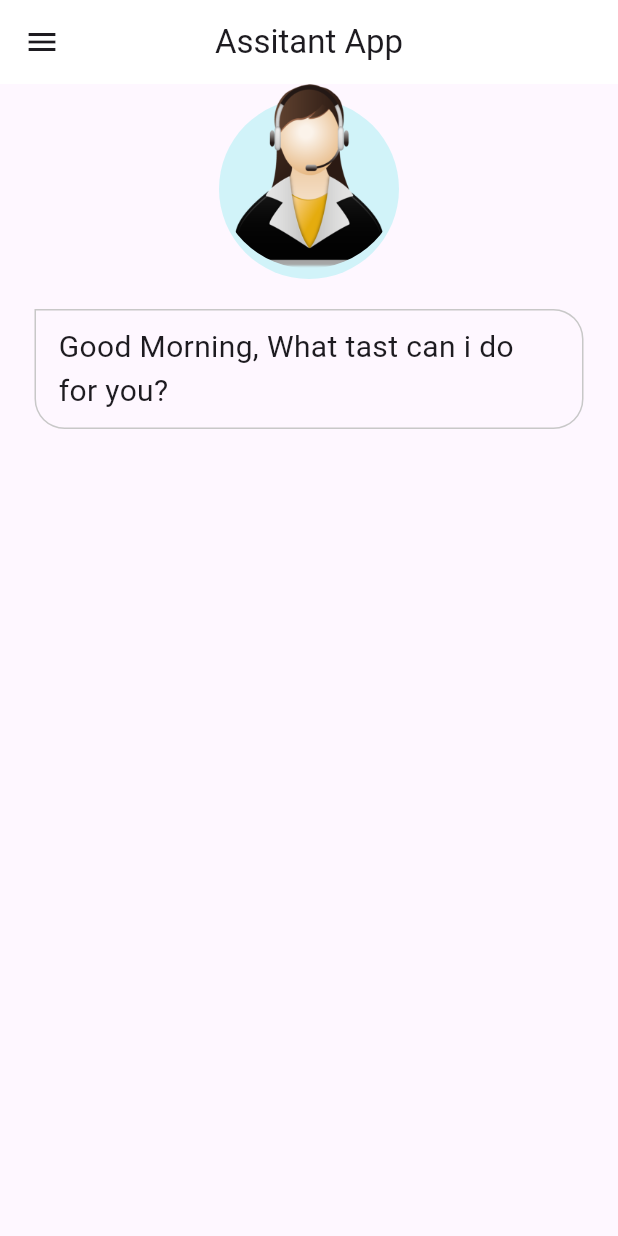
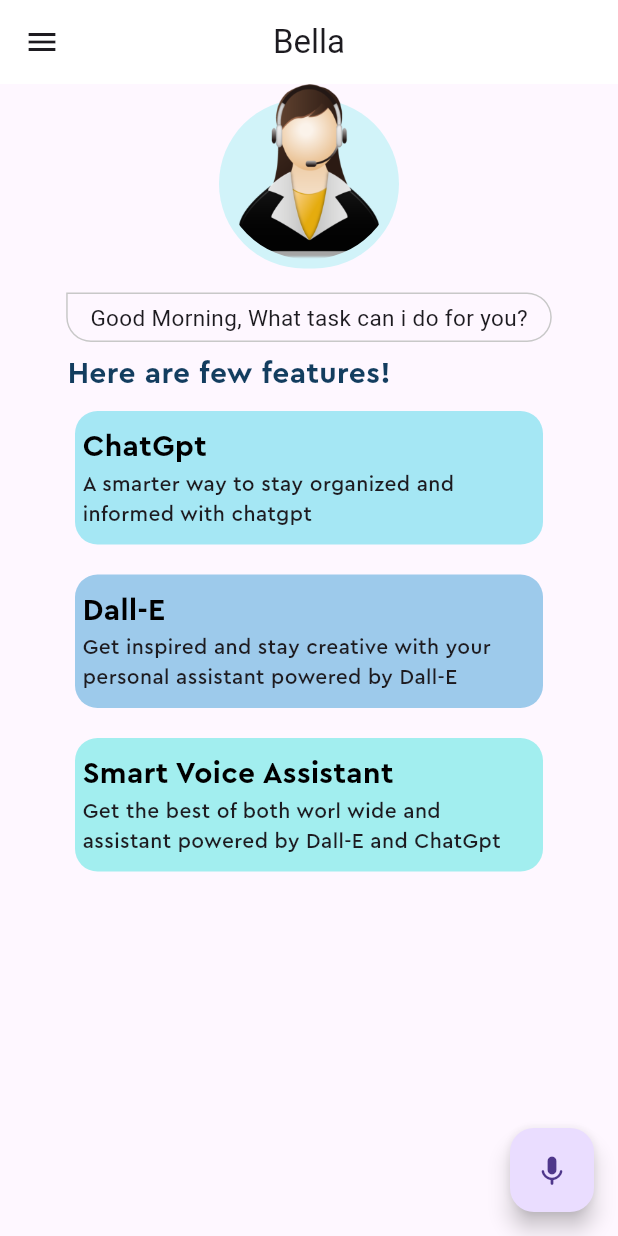
Before and after one commit to 2Dawoodbaloch/voice_assistant, a Flutter app: the screen it shows after launch, on a phone screen of 412 x 824 dp. Run offline on Flutter 3.47's test engine with Material 3 defaults, Android fonts, the phone set to English and light mode, and no system bars.

Commit message:
adding suggestion box and other features

```diff
--- /dev/null
+++ b/lib/FeatureBox/feature_box.dart
@@ -0,0 +1,48 @@
+import 'package:flutter/material.dart';
+import 'package:voice_assistant/color_theme.dart';
+
+class FeatureBox extends StatelessWidget {
+  final Color color;
+  final String headerText;
+  final String descriptionText;
+
+  const FeatureBox(
+      {super.key,
+      required this.color,
+      required this.headerText,
+      required this.descriptionText});
+
+  @override
+  Widget build(BuildContext context) {
+    return Container(
+      margin: const EdgeInsets.symmetric(vertical: 10, horizontal: 50),
+      padding: const EdgeInsets.all(5),
+      decoration: BoxDecoration(
+          color: color,
+          borderRadius: const BorderRadius.all(Radius.circular(15))),
+      child: Padding(
+        padding: const EdgeInsets.symmetric(vertical: 5),
+        child: Column(
+          children: [
+            Align(
+              alignment: Alignment.centerLeft,
+              child: Text(
+                headerText,
+                style: const TextStyle(
+                  fontFamily: 'Cera Pro',
+                  fontWeight: FontWeight.bold,
+                  color: ColorTheme.blackColor,
+                  fontSize: 20,
+                ),
+              ),
+            ),
+            Text(
+              descriptionText,
+              style: const TextStyle(fontFamily: 'Cera Pro'),
+            )
+          ],
+        ),
+      ),
+    );
+  }
+}
--- a/lib/Home.dart
+++ b/lib/Home.dart
@@ -1,4 +1,5 @@
 import 'package:flutter/material.dart';
+import 'package:voice_assistant/FeatureBox/feature_box.dart';
 import 'package:voice_assistant/color_theme.dart';
 
 class Home extends StatefulWidget {
@@ -13,7 +14,7 @@ class _HomeState extends State<Home> {
   Widget build(BuildContext context) {
     return Scaffold(
       appBar: AppBar(
-        title: const Text('Assitant App'),
+        title: const Text('Bella'),
         backgroundColor: ColorTheme.whiteColor,
         leading: const Icon(Icons.menu),
         centerTitle: true,
@@ -26,7 +27,7 @@ class _HomeState extends State<Home> {
                 child: Container(
                   margin:
                       const EdgeInsets.symmetric(vertical: 10, horizontal: 0),
-                  height: 120,
+                  height: 113,
                   width: 120,
                   decoration: BoxDecoration(
                     color: ColorTheme.assistantCircleColor,
@@ -35,7 +36,7 @@ class _HomeState extends State<Home> {
                 ),
               ),
               Container(
-                height: 123,
+                height: 117,
                 decoration: const BoxDecoration(
                     shape: BoxShape.circle,
                     image: DecorationImage(
@@ -45,19 +46,50 @@ class _HomeState extends State<Home> {
             ],
           ),
           Container(
-            padding: const EdgeInsets.symmetric(vertical: 10, horizontal: 15),
-            margin: const EdgeInsets.fromLTRB(23, 10, 23, 0),
+            padding: const EdgeInsets.symmetric(vertical: 5, horizontal: 15),
+            margin: const EdgeInsets.fromLTRB(23, 6, 23, 0),
             decoration: BoxDecoration(
               border: Border.all(color: ColorTheme.borderColor),
               borderRadius:
                   BorderRadius.circular(20).copyWith(topLeft: Radius.zero),
             ),
             child: const Text(
-              'Good Morning, What tast can i do for you?',
-              style: TextStyle(fontSize: 20),
+              'Good Morning, What task can i do for you?',
+              style: TextStyle(fontSize: 15),
             ),
           ),
+          Container(
+            margin: const EdgeInsets.only(top: 7, left: 45),
+            alignment: Alignment.centerLeft,
+            child: const Text(
+              'Here are few features!',
+              style: TextStyle(
+                  fontSize: 20.0,
+                  fontFamily: 'Cera Pro',
+                  color: ColorTheme.mainFontColor,
+                  fontWeight: FontWeight.bold),
+            ),
+          ),
+          const FeatureBox(
+              color: ColorTheme.firstSuggestionBoxColor,
+              headerText: 'ChatGpt',
+              descriptionText:
+                  'A smarter way to stay organized and informed with chatgpt'),
+          const FeatureBox(
+              color: ColorTheme.secondSuggestionBoxColor,
+              headerText: 'Dall-E',
+              descriptionText:
+                  'Get inspired and stay creative with your personal assistant powered by Dall-E'),
+          const FeatureBox(
+              color: ColorTheme.thirdSuggestionBoxColor,
+              headerText: 'Smart Voice Assistant',
+              descriptionText:
+                  'Get the best of both worl wide and assistant powered by Dall-E and ChatGpt')
         ],
+      ),
+      floatingActionButton: FloatingActionButton(
+        onPressed: () {},
+        child: const Icon(Icons.keyboard_voice_rounded),
       ),
     );
   }
--- a/lib/main.dart
+++ b/lib/main.dart
@@ -1,5 +1,5 @@
 import 'package:flutter/material.dart';
-import 'package:voice_assistant/Home.dart';
+import 'package:voice_assistant/home.dart';
 
 void main() {
   runApp(const MyApp());
```
Also changed, not shown: pubspec.yaml (+6 -6 lines).
